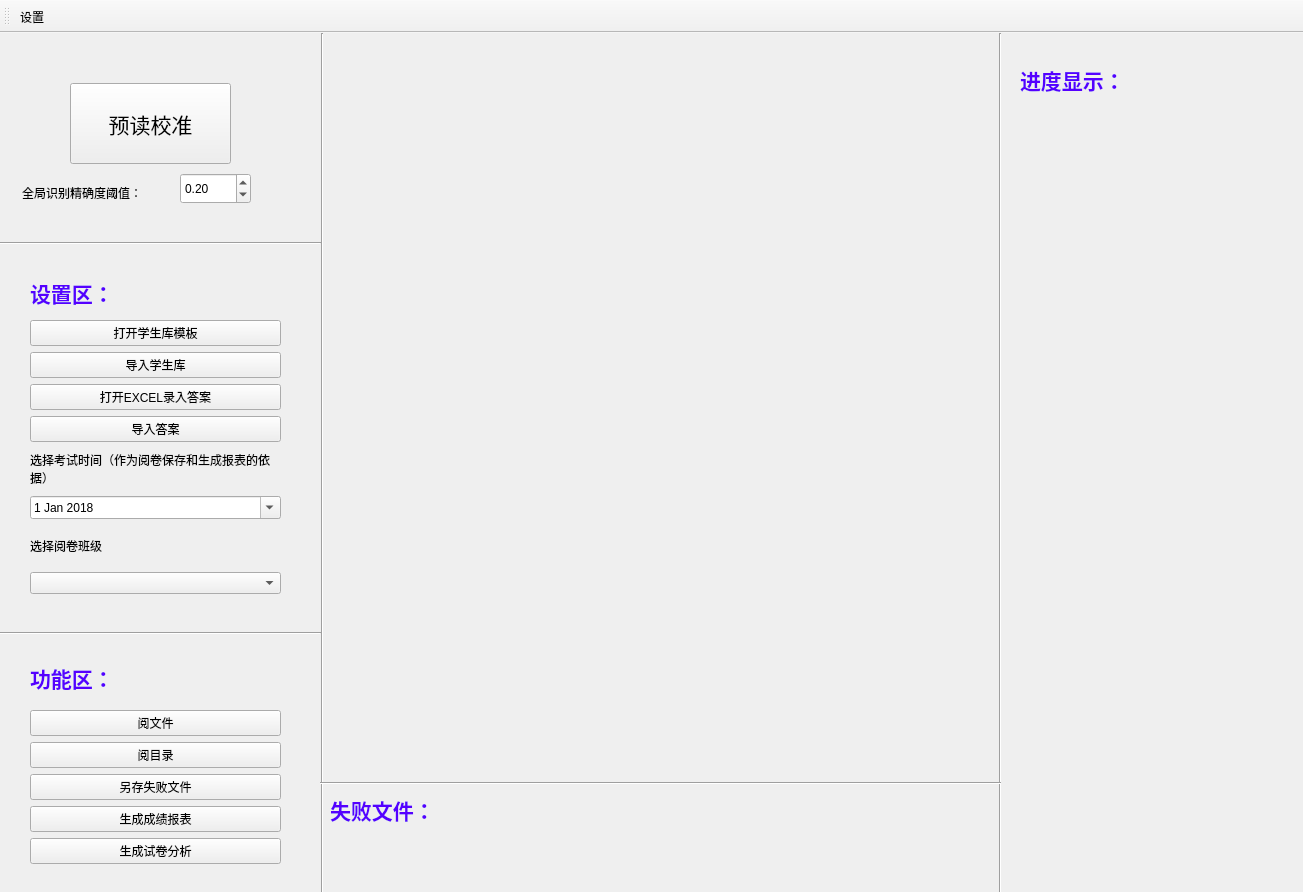
r53127/MyScan, file PicMainWindow.ui: the form before one commit.
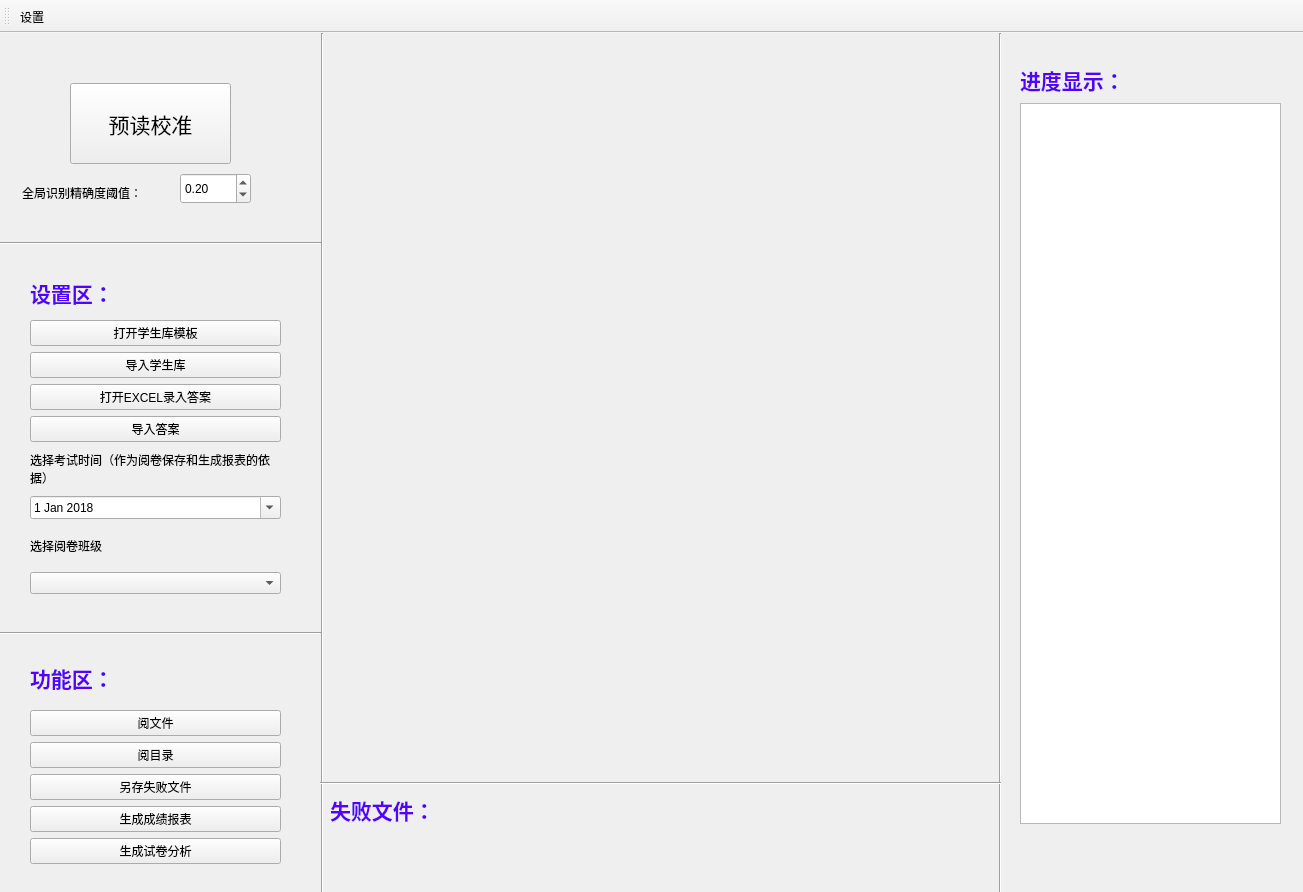
The form after the commit. Icons and pictures are not drawn.

What changed in the file:
```diff
--- a/PicMainWindow.ui
+++ b/PicMainWindow.ui
@@ -367,6 +367,16 @@
      </item>
     </layout>
    </widget>
+   <widget class="QListView" name="listView">
+    <property name="geometry">
+     <rect>
+      <x>1020</x>
+      <y>70</y>
+      <width>261</width>
+      <height>721</height>
+     </rect>
+    </property>
+   </widget>
   </widget>
   <widget class="QToolBar" name="toolBar">
    <property name="windowTitle">
```
